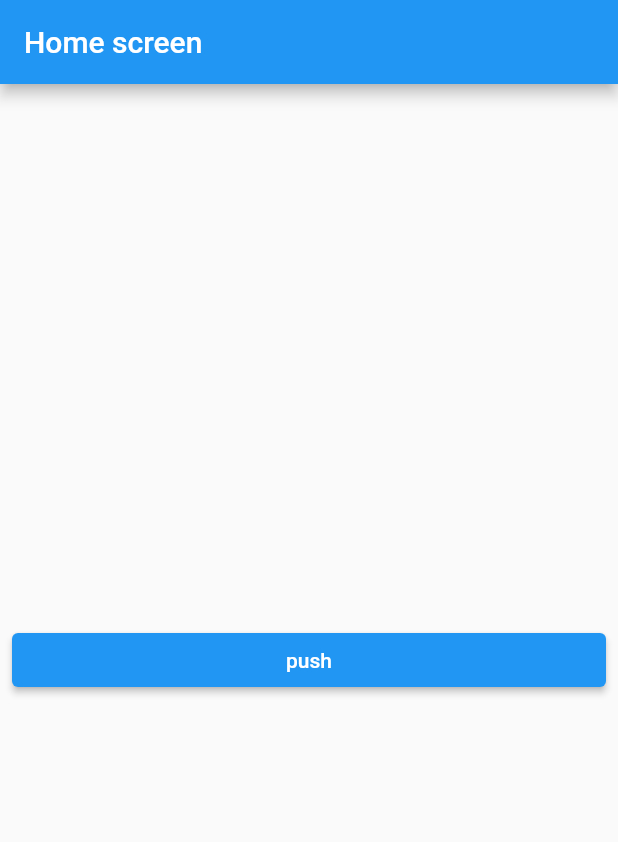
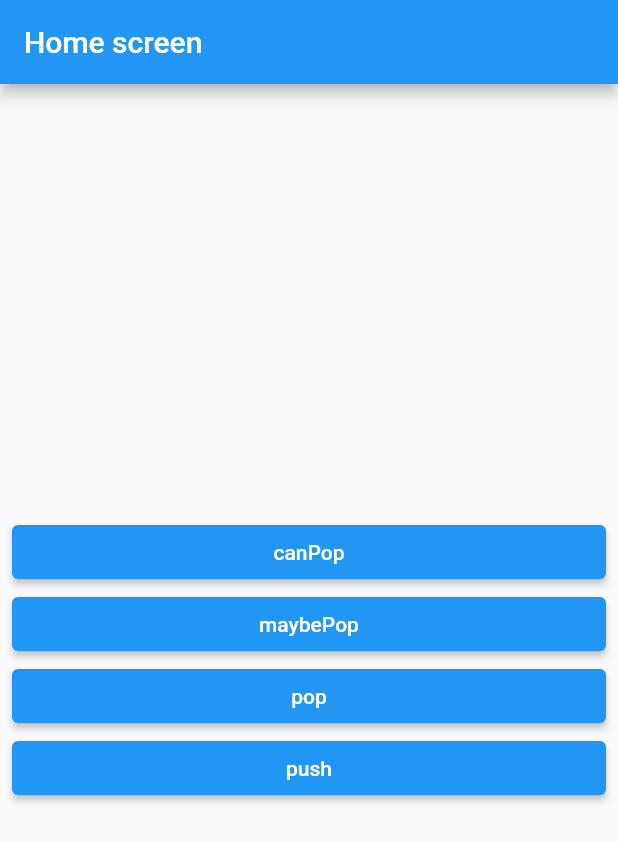
Before and after one commit to KIMINJOONG/flutter_navigation, a Flutter app: the screen it shows after launch, on a phone screen of 412 x 824 dp. Shown: the top 842 px of the screen. Run offline on Flutter 3.47's test engine with Material 2 defaults, Android fonts, the phone set to English and light mode, and no system bars.

Commit message:
1. 알고있으면 좋은 pop 메소드들

```diff
--- a/lib/screen/home_screen.dart
+++ b/lib/screen/home_screen.dart
@@ -7,9 +7,36 @@ class HomeScreen extends StatelessWidget {
 
   @override
   Widget build(BuildContext context) {
-    return MainLayout(
+    return WillPopScope(
+      onWillPop: () async {
+        // true : pop 가능
+        // false : pop 불가능
+
+        // 작업 실행
+        final canPop = Navigator.of(context).canPop();
+        return canPop;
+      },
+      child: MainLayout(
         title: 'Home screen',
         children: [
+          ElevatedButton(
+            onPressed: () async {
+              print(Navigator.of(context).canPop());
+            },
+            child: Text('canPop'),
+          ),
+          ElevatedButton(
+            onPressed: () async {
+              Navigator.of(context).maybePop();
+            },
+            child: Text('maybePop'),
+          ),
+          ElevatedButton(
+            onPressed: () async {
+              Navigator.of(context).pop();
+            },
+            child: Text('pop'),
+          ),
           ElevatedButton(
             onPressed: () async {
               final result = await Navigator.of(context).push(
@@ -24,6 +51,7 @@ class HomeScreen extends StatelessWidget {
             child: Text('push'),
           )
         ],
+      ),
     );
   }
 }
--- a/lib/screen/route_one_screen.dart
+++ b/lib/screen/route_one_screen.dart
@@ -15,6 +15,18 @@ class RouteOne extends StatelessWidget {
         Text(
           'arguments : ${number.toString()}',
           textAlign: TextAlign.center,
+        ),
+        ElevatedButton(
+          onPressed: () async {
+            print(Navigator.of(context).canPop());
+          },
+          child: Text('canPop'),
+        ),
+        ElevatedButton(
+          onPressed: () async {
+            Navigator.of(context).maybePop();
+          },
+          child: Text('maybePop'),
         ),
         ElevatedButton(
           onPressed: () {
```
Lines whose indentation alone changed are shown as unchanged.
